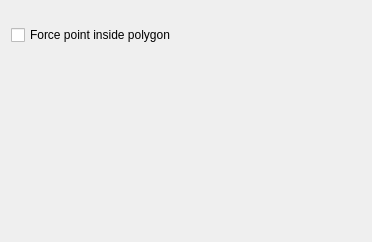
First picture: the form in SWGIS-DLLSrc/SWGIS-Gui/widget_centroidfill.ui, repository LZS1991/SWGIS, before the edit.
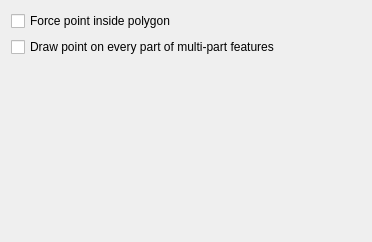
Second picture: the form after the edit.

The edit to the form file:
```diff
--- a/SWGIS-DLLSrc/SWGIS-Gui/widget_centroidfill.ui
+++ b/SWGIS-DLLSrc/SWGIS-Gui/widget_centroidfill.ui
@@ -15,29 +15,33 @@
   </property>
   <layout class="QVBoxLayout" name="verticalLayout">
    <item>
-    <layout class="QHBoxLayout" name="horizontalLayout">
+    <layout class="QHBoxLayout" name="horizontalLayout_1">
      <item>
       <widget class="QCheckBox" name="mDrawInsideCheckBox">
+       <property name="sizePolicy">
+        <sizepolicy hsizetype="Preferred" vsizetype="Fixed">
+         <horstretch>0</horstretch>
+         <verstretch>0</verstretch>
+        </sizepolicy>
+       </property>
        <property name="text">
         <string>Force point inside polygon</string>
        </property>
       </widget>
      </item>
+    </layout>
+   </item>
+   <item>
+    <layout class="QHBoxLayout" name="horizontalLayout">
      <item>
-      <spacer>
-       <property name="orientation">
-        <enum>Qt::Horizontal</enum>
+      <widget class="QCheckBox" name="mDrawAllPartsCheckBox">
+       <property name="text">
+        <string>Draw point on every part of multi-part features</string>
        </property>
-       <property name="sizeType">
-        <enum>QSizePolicy::Preferred</enum>
+       <property name="toolTip">
+        <string>When unchecked, a single point will be drawn on the biggest part of multi-part features</string>
        </property>
-       <property name="sizeHint" stdset="0">
-        <size>
-         <width>112</width>
-         <height>48</height>
-        </size>
-       </property>
-      </spacer>
+      </widget>
      </item>
     </layout>
    </item>
```
